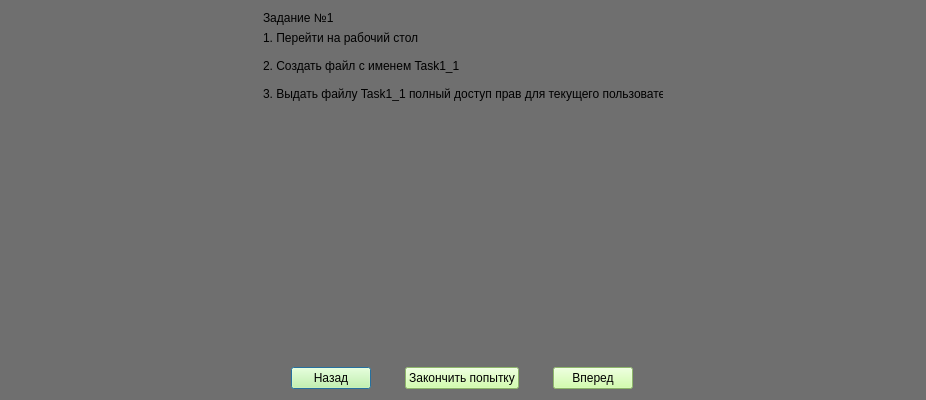
First picture: the form in qt/Test.ui, repository Alexey-Nikolaevic-B/cmd_test_system, before the edit.
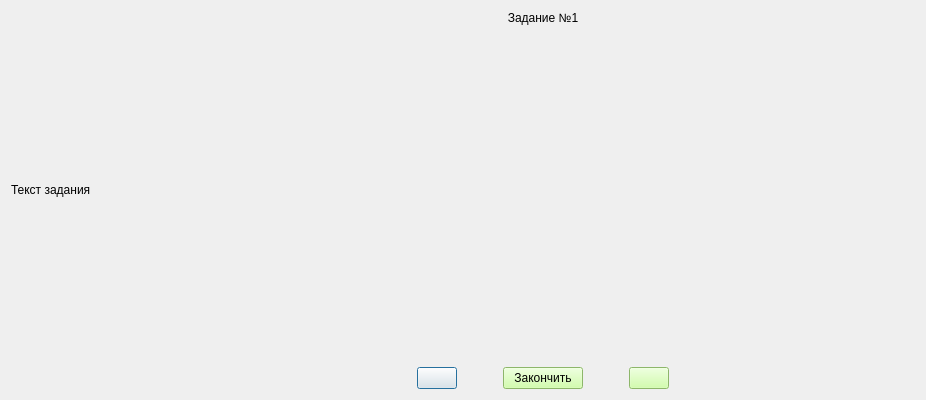
Second picture: the form after the edit. Icons and pictures are not drawn.

Diff of the .ui file:
```diff
--- a/qt/Test.ui
+++ b/qt/Test.ui
@@ -26,23 +26,23 @@
    <string>Комплекс</string>
   </property>
   <property name="styleSheet">
-   <string notr="true">background-color:rgb(111, 111, 111)</string>
+   <string notr="true"/>
   </property>
   <layout class="QHBoxLayout" name="horizontalLayout">
    <item>
-    <layout class="QVBoxLayout" name="verticalLayout">
+    <layout class="QVBoxLayout" name="verticalLayout_2">
      <item>
-      <widget class="QLabel" name="lbl_task_num">
-       <property name="styleSheet">
-        <string notr="true">font: 75 28pt &quot;MS Shell Dlg 2&quot;;</string>
+      <spacer name="verticalSpacer_3">
+       <property name="orientation">
+        <enum>Qt::Vertical</enum>
        </property>
-       <property name="text">
-        <string>Задание №1</string>
+       <property name="sizeHint" stdset="0">
+        <size>
+         <width>20</width>
+         <height>40</height>
+        </size>
        </property>
-       <property name="indent">
-        <number>0</number>
-       </property>
-      </widget>
+      </spacer>
      </item>
      <item>
       <widget class="QLabel" name="lbl_task">
@@ -62,11 +62,7 @@
         <string notr="true">font: 14pt &quot;MS Shell Dlg 2&quot;;</string>
        </property>
        <property name="text">
-        <string>1. Перейти на рабочий стол 
-
-2. Создать файл с именем Task1_1
-
-3. Выдать файлу Task1_1 полный доступ прав для текущего пользователя</string>
+        <string>Текст задания</string>
        </property>
        <property name="alignment">
         <set>Qt::AlignLeading|Qt::AlignLeft|Qt::AlignTop</set>
@@ -74,6 +70,53 @@
       </widget>
      </item>
      <item>
+      <spacer name="verticalSpacer">
+       <property name="orientation">
+        <enum>Qt::Vertical</enum>
+       </property>
+       <property name="sizeHint" stdset="0">
+        <size>
+         <width>20</width>
+         <height>40</height>
+        </size>
+       </property>
+      </spacer>
+     </item>
+     <item>
+      <spacer name="horizontalSpacer_2">
+       <property name="orientation">
+        <enum>Qt::Horizontal</enum>
+       </property>
+       <property name="sizeHint" stdset="0">
+        <size>
+         <width>40</width>
+         <height>20</height>
+        </size>
+       </property>
+      </spacer>
+     </item>
+    </layout>
+   </item>
+   <item>
+    <layout class="QVBoxLayout" name="verticalLayout">
+     <item>
+      <widget class="QLabel" name="lbl_task_num">
+       <property name="styleSheet">
+        <string notr="true">font: 75 28pt &quot;MS Shell Dlg 2&quot;;
+text-align: center;</string>
+       </property>
+       <property name="text">
+        <string>Задание №1</string>
+       </property>
+       <property name="alignment">
+        <set>Qt::AlignCenter</set>
+       </property>
+       <property name="indent">
+        <number>0</number>
+       </property>
+      </widget>
+     </item>
+     <item>
       <spacer name="verticalSpacer_2">
        <property name="orientation">
         <enum>Qt::Vertical</enum>
@@ -98,13 +141,32 @@
          </property>
          <property name="styleSheet">
           <string notr="true">background-color: rgb(197, 255, 149);
-font: 75 16pt &quot;MS Shell Dlg 2&quot;;</string>
+QPushButton::hover
+{
+ background-color : lightgreen;
+}</string>
          </property>
          <property name="text">
-          <string>Назад</string>
+          <string/>
+         </property>
+         <property name="icon">
+          <iconset theme="back"/>
          </property>
         </widget>
        </item>
+       <item>
+        <spacer name="horizontalSpacer_3">
+         <property name="orientation">
+          <enum>Qt::Horizontal</enum>
+         </property>
+         <property name="sizeHint" stdset="0">
+          <size>
+           <width>40</width>
+           <height>20</height>
+          </size>
+         </property>
+        </spacer>
+       </item>
        <item>
         <widget class="QPushButton" name="btn_end_test">
          <property name="sizePolicy">
@@ -124,12 +186,25 @@
 font: 75 16pt &quot;MS Shell Dlg 2&quot;;</string>
          </property>
          <property name="text">
-          <string>Закончить попытку</string>
+          <string>Закончить</string>
          </property>
         </widget>
        </item>
        <item>
-        <widget class="QPushButton" name="btn_next">
+        <spacer name="horizontalSpacer_4">
+         <property name="orientation">
+          <enum>Qt::Horizontal</enum>
+         </property>
+         <property name="sizeHint" stdset="0">
+          <size>
+           <width>40</width>
+           <height>20</height>
+          </size>
+         </property>
+        </spacer>
+       </item>
+       <item>
+        <widget class="QPushButton" name="btn_forward">
          <property name="enabled">
           <bool>true</bool>
          </property>
@@ -140,11 +215,10 @@
           </sizepolicy>
          </property>
          <property name="styleSheet">
-          <string notr="true">background-color: rgb(197, 255, 149);
-font: 75 16pt &quot;MS Shell Dlg 2&quot;;</string>
+          <string notr="true">background-color: rgb(197, 255, 149);</string>
          </property>
          <property name="text">
-          <string>Вперед</string>
+          <string/>
          </property>
         </widget>
        </item>
@@ -152,6 +226,23 @@
      </item>
     </layout>
    </item>
+   <item>
+    <layout class="QVBoxLayout" name="verticalLayout_3">
+     <item>
+      <spacer name="horizontalSpacer">
+       <property name="orientation">
+        <enum>Qt::Horizontal</enum>
+       </property>
+       <property name="sizeHint" stdset="0">
+        <size>
+         <width>40</width>
+         <height>20</height>
+        </size>
+       </property>
+      </spacer>
+     </item>
+    </layout>
+   </item>
   </layout>
  </widget>
  <resources/>
```
Left out of the diff: 2 changed lines with no effect on the pictures.
